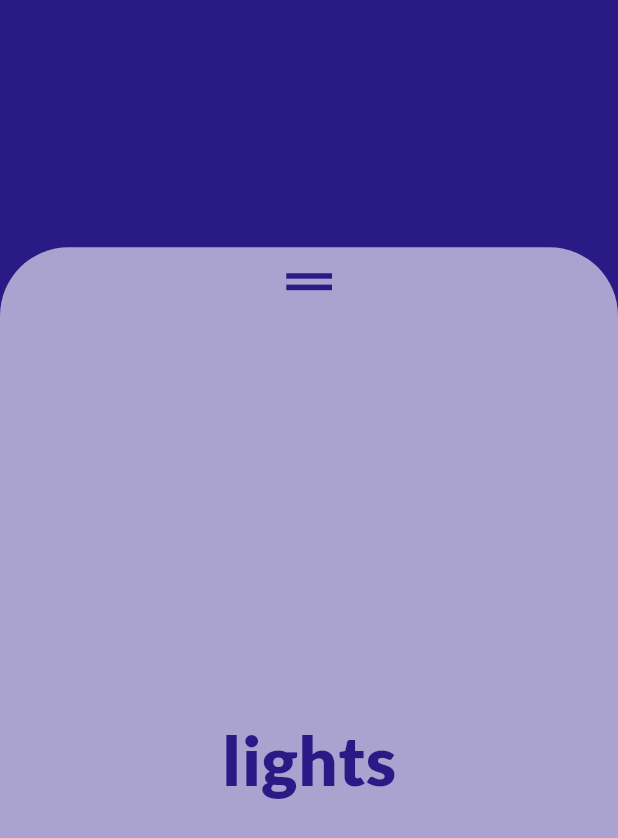
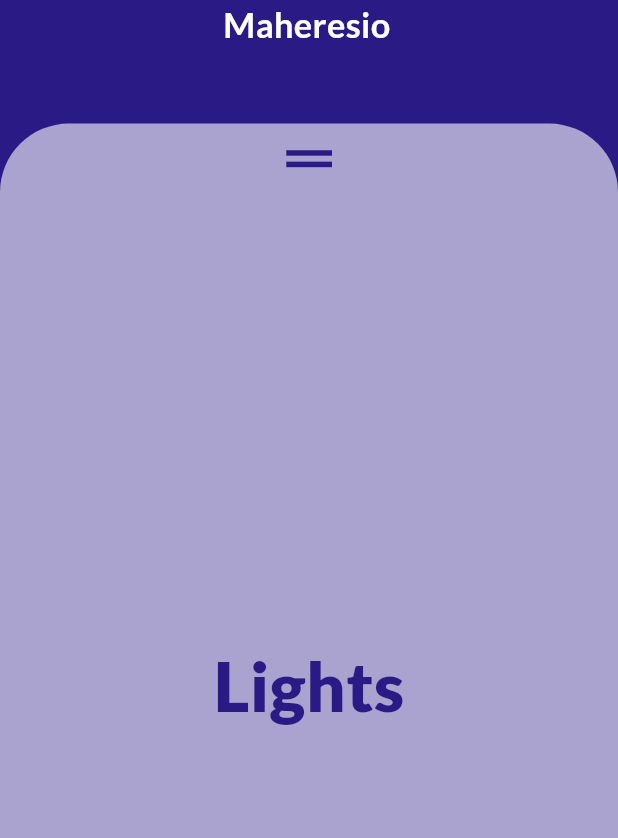
Before and after one commit to Maheresio/hidden_menu_challenge, a Flutter app: the screen it shows after launch, after a tap on "Lights", on a phone screen of 412 x 824 dp. Shown: the top 838 px of the screen. Run offline on Flutter 3.47's test engine with Material 3 defaults, Android fonts, the phone set to English and light mode, and no system bars; our stand-ins replace flutter_screenutil, google_fonts.

Commit message:
Feature UI Done

```diff
--- a/lib/core/utils/app_colors.dart
+++ b/lib/core/utils/app_colors.dart
@@ -1,12 +1,7 @@
 import 'package:flutter/material.dart';
 
 abstract class AppColors {
-  static const Color lightBlue = Color(0xffdee6f3);
   static const Color darkBlue = Color.fromARGB(255, 52, 29, 153);
   static const Color blue = Color.fromARGB(255, 42, 26, 134);
-  static const Color lightBlack = Color(0xff201F22);
   static const Color white = Color(0xffffffff);
-  static const Color lightGrey = Color(0xfff1f3f6);
-  static const Color mediumGrey = Color(0xffe5e7ea);
-  static const Color darkGrey = Color(0xffa3a6a9);
 }
--- a/lib/core/utils/app_constants.dart
+++ b/lib/core/utils/app_constants.dart
@@ -1,7 +1,15 @@
 import 'package:flutter/material.dart';
-import 'package:hidden_menu_challenge/presentation/controller/menu_provider.dart';
+import 'package:flutter_screenutil/flutter_screenutil.dart';
+import 'package:hidden_menu_challenge/home/presentation/controller/menu_provider.dart';
 
 abstract class AppConstants {
+  static double circularRadius40 = 40.r;
+
+  static double screenHeight = 1.sh;
+  static double dragContainerMaxHeight = screenHeight * .9;
+  static double dragContainerMinHeight = 75.h;
+
+
   static const List<({String label, IconData icon, ItemStatus itemStatus})>
       itemsList = [
     (
--- /dev/null
+++ b/lib/core/utils/helpers/animations_method.dart
@@ -0,0 +1,56 @@
+import 'package:flutter/material.dart';
+
+import '../app_constants.dart';
+
+Map<String, Animation> createAnimations(
+    int index, AnimationController controller) {
+  final animationDelay = index / AppConstants.itemsList.length;
+
+  final slideAnimation = Tween<Offset>(
+    begin: Offset(0, 1), // Start offscreen (below)
+    end: Offset(0, 0), // Move to original position
+  ).animate(
+    CurvedAnimation(
+      parent: controller,
+      curve: Interval(
+        animationDelay,
+        (animationDelay + 1 / AppConstants.itemsList.length).clamp(0.0, 1.0),
+        curve: Curves.easeInOut,
+      ),
+    ),
+  );
+
+  final fadeAnimation = Tween<double>(
+    begin: 0, // Start fully transparent
+    end: 1, // End fully opaque
+  ).animate(
+    CurvedAnimation(
+      parent: controller,
+      curve: Interval(
+        animationDelay,
+        (animationDelay + 1 / AppConstants.itemsList.length).clamp(0.0, 1.0),
+        curve: Curves.easeInOut,
+      ),
+    ),
+  );
+
+  final scaleAnimation = Tween<double>(
+    begin: 0.5, // Start scaled down
+    end: 1, // End at normal scale
+  ).animate(
+    CurvedAnimation(
+      parent: controller,
+      curve: Interval(
+        animationDelay,
+        (animationDelay + 1 / AppConstants.itemsList.length).clamp(0.0, 1.0),
+        curve: Curves.easeInOut,
+      ),
+    ),
+  );
+
+  return {
+    'slide': slideAnimation,
+    'fade': fadeAnimation,
+    'scale': scaleAnimation,
+  };
+}
--- a/lib/presentation/controller/menu_provider.dart
+++ b/lib/home/presentation/controller/menu_provider.dart
@@ -1,5 +1,6 @@
 import 'package:flutter/material.dart';
 import 'package:flutter_screenutil/flutter_screenutil.dart';
+import 'package:hidden_menu_challenge/core/utils/app_constants.dart';
 
 enum ItemStatus {
   lights,
@@ -12,25 +13,29 @@ enum ItemStatus {
 
 class MenuProvider extends ChangeNotifier {
   //selected value for the text in the draggable container
-  var selectedValue = ItemStatus.aircon;
+  var selectedValue = AppConstants.itemsList[0].itemStatus;
+  int index = 0;
 
   void selectValue(ItemStatus itemStatus) {
     selectedValue = itemStatus;
+    index = itemStatus.index;
 
     notifyListeners();
   }
 
   double dragContainerHeight = 75.h;
 
-  final maxHeight = 1.sh * .8;
-  final minHeight = 75.h;
-
   void setDragContainerHeightToMax() {
-    dragContainerHeight = maxHeight;
+    dragContainerHeight = AppConstants.dragContainerMaxHeight;
 
     notifyListeners();
   }
 
+  void setDragContainerHeightToMin() {
+    dragContainerHeight = AppConstants.dragContainerMinHeight;
+
+    notifyListeners();
+  }
 // Track if the button was pressed
 
   bool isPressed = false;
@@ -48,15 +53,9 @@ class MenuProvider extends ChangeNotifier {
   // Update the height of the draggable container
   void onPadUpdate(DragUpdateDetails details) {
     dragContainerHeight -= details.delta.dy;
-    dragContainerHeight = dragContainerHeight.clamp(75.h, maxHeight);
+    dragContainerHeight =
+        dragContainerHeight.clamp(75.h, AppConstants.dragContainerMaxHeight);
     notifyListeners();
   }
 
-  void updateAnimation(AnimationController controller) {
-    final progress =
-        (dragContainerHeight - minHeight) / (maxHeight - minHeight);
-
-    // Invert the progress for reverse behavior
-    controller.value = 1 - progress.clamp(0.0, 1.0);
-  }
 }
--- /dev/null
+++ b/lib/home/presentation/views/home_view_body.dart
@@ -0,0 +1,102 @@
+import 'package:flutter/material.dart';
+import 'package:flutter/scheduler.dart';
+import 'package:flutter_screenutil/flutter_screenutil.dart';
+import 'package:hidden_menu_challenge/core/utils/app_constants.dart';
+import 'package:hidden_menu_challenge/home/presentation/views/widgets/drag_container.dart';
+import 'package:provider/provider.dart';
+import 'widgets/animated_list_view.dart';
+import '../controller/menu_provider.dart';
+
+class HomeViewBody extends StatefulWidget {
+  const HomeViewBody({super.key});
+
+  @override
+  State<HomeViewBody> createState() => _HomeViewBodyState();
+}
+
+class _HomeViewBodyState extends State<HomeViewBody>
+    with SingleTickerProviderStateMixin {
+  late AnimationController _controller;
+
+  @override
+  void initState() {
+    super.initState();
+    _controller = AnimationController(
+      vsync: this,
+      duration: Duration(seconds: 1),
+    )..forward(from: 0);
+  }
+
+  @override
+  void dispose() {
+    _controller.dispose();
+    super.dispose();
+  }
+
+  void _updateAnimation(double height) {
+    final progress = (height - AppConstants.dragContainerMinHeight) /
+        (AppConstants.dragContainerMaxHeight -
+            AppConstants.dragContainerMinHeight);
+
+    // AppConstants.dragContainerMaxHeightert the progress for reverse behavior
+    _controller.value = 1 - progress.clamp(0.0, 1.0);
+  }
+
+  @override
+  Widget build(BuildContext context) {
+    final provider = context.watch<MenuProvider>();
+
+    // Listen to changes in the container height
+    if (provider.isPressed) {
+      _controller.reverse(from: .8);
+
+      // Use a post-frame callback to reset the flag after the current frame
+      SchedulerBinding.instance.addPostFrameCallback((_) {
+        provider.resetIsPressed();
+      });
+    }
+
+    return GestureDetector(
+      onTap: () {
+        if (provider.dragContainerHeight >
+            AppConstants.dragContainerMinHeight) {
+          provider.setDragContainerHeightToMin();
+          _controller.forward(from: .2);
+        }
+      },
+      behavior:
+          HitTestBehavior.opaque, // Ensures the tap is detected in empty areas
+      child: Stack(
+        children: [
+          Padding(
+            padding: EdgeInsetsDirectional.only(
+              start: 14.w,
+              end: 14.w,
+              top: 50.h,
+            ),
+            child: AnimatedListView(controller: _controller),
+          ),
+          DragContainer(
+            provider: provider,
+            controller: _controller,
+            updateAnimation: _updateAnimation,
+          ),
+          Positioned.directional(
+            textDirection: TextDirection.ltr,
+            start:130.w,
+            end: 0,
+            top: 0,
+            child: Text(
+              'Maheresio',
+              style: TextStyle(
+                fontSize: 20.sp,
+                fontWeight: FontWeight.bold,
+                color: Colors.white,
+              ),
+            ),
+          ),
+        ],
+      ),
+    );
+  }
+}
--- /dev/null
+++ b/lib/home/presentation/views/widgets/animated_list_view.dart
@@ -0,0 +1,46 @@
+import 'package:flutter/material.dart';
+import 'package:flutter_screenutil/flutter_screenutil.dart';
+
+import '../../../../core/utils/app_constants.dart';
+import '../../../../core/utils/helpers/animations_method.dart';
+import 'listview_item.dart';
+
+class AnimatedListView extends StatelessWidget {
+  const AnimatedListView({
+    super.key,
+    required this.controller,
+  });
+
+  final AnimationController controller;
+
+  @override
+  Widget build(BuildContext context) {
+    return ListView.separated(
+      physics: BouncingScrollPhysics(),
+      itemBuilder: (context, index) {
+        final animations = createAnimations(index, controller);
+
+        return AnimatedBuilder(
+          animation: controller,
+          builder: (context, child) {
+            return Transform.translate(
+              offset: animations['slide']!.value,
+              child: Opacity(
+                opacity: animations['fade']!.value,
+                child: Transform.scale(
+                  scale: animations['scale']!.value,
+                  child: ListviewItem(
+                    index: index,
+                    controller: controller,
+                  ),
+                ),
+              ),
+            );
+          },
+        );
+      },
+      separatorBuilder: (context, index) => SizedBox(height: 10.h),
+      itemCount: AppConstants.itemsList.length,
+    );
+  }
+}
--- /dev/null
+++ b/lib/home/presentation/views/widgets/drag_container.dart
@@ -0,0 +1,77 @@
+import 'package:flutter/material.dart';
+import 'package:flutter_screenutil/flutter_screenutil.dart';
+import 'package:hidden_menu_challenge/core/utils/app_constants.dart';
+import 'package:hidden_menu_challenge/home/presentation/controller/menu_provider.dart';
+
+import '../../../../core/utils/app_colors.dart';
+
+class DragContainer extends StatelessWidget {
+  const DragContainer({
+    super.key,
+    required this.provider,
+    required this.controller,
+    required this.updateAnimation,
+  });
+
+  final MenuProvider provider;
+  final AnimationController controller;
+  final Function(double) updateAnimation;
+
+  @override
+  Widget build(BuildContext context) {
+    return AnimatedPositionedDirectional(
+      duration: Duration(milliseconds: 400),
+      curve: Curves.linear,
+      bottom: 0,
+      start: 0,
+      end: 0,
+      height: provider.dragContainerHeight,
+      child: GestureDetector(
+        onPanUpdate: (details) {
+          // Update the container height
+          provider.onPadUpdate(details);
+
+          // Trigger the animation
+          updateAnimation(provider.dragContainerHeight);
+        },
+        onPanEnd: (details) {
+          // Pause the animation when the drag ends
+          controller.stop();
+        },
+        child: Container(
+          decoration: BoxDecoration(
+            color: Colors.white60,
+            borderRadius: BorderRadius.only(
+              topLeft: Radius.circular(AppConstants.circularRadius40),
+              topRight: Radius.circular(AppConstants.circularRadius40),
+            ),
+          ),
+          child: LayoutBuilder(
+            builder: (context, constraints) {
+              return Column(
+                spacing: constraints.maxHeight * .4, // Use spacing attribute
+                children: [
+                  Icon(
+                    Icons.drag_handle_outlined,
+                    size: 40.w,
+                    color: AppColors.blue,
+                  ),
+                  Expanded(
+                    child: Text(
+                      AppConstants.itemsList[provider.index].label,
+                      style: TextStyle(
+                        fontWeight: FontWeight.w900,
+                        fontSize: 40.sp,
+                        color: AppColors.blue,
+                      ),
+                    ),
+                  ),
+                ],
+              );
+            },
+          ),
+        ),
+      ),
+    );
+  }
+}
--- a/lib/presentation/views/widgets/listview_item.dart
+++ b/lib/home/presentation/views/widgets/listview_item.dart
@@ -1,22 +1,24 @@
 import 'package:flutter/material.dart';
 import 'package:flutter_screenutil/flutter_screenutil.dart';
-import 'package:hidden_menu_challenge/presentation/controller/menu_provider.dart';
+import 'package:hidden_menu_challenge/home/presentation/controller/menu_provider.dart';
 import 'package:provider/provider.dart';
 
-import '../../../core/utils/app_colors.dart';
-import '../../../core/utils/app_constants.dart';
+import '../../../../core/utils/app_colors.dart';
+import '../../../../core/utils/app_constants.dart';
 
 class ListviewItem extends StatelessWidget {
-  const ListviewItem({super.key, required this.index});
+  const ListviewItem(
+      {super.key, required this.index, required this.controller});
 
   final int index;
+  final AnimationController controller;
 
   @override
   Widget build(BuildContext context) {
     final provider = context.watch<MenuProvider>();
     return ConstrainedBox(
       constraints: BoxConstraints(
-        minHeight: 75.h,
+        minHeight: AppConstants.dragContainerMinHeight,
       ),
       child: GestureDetector(
         onTap: () {
--- a/lib/main.dart
+++ b/lib/main.dart
@@ -1,8 +1,8 @@
 import 'package:flutter/material.dart';
 import 'package:flutter_screenutil/flutter_screenutil.dart';
 import 'package:google_fonts/google_fonts.dart';
-import 'package:hidden_menu_challenge/presentation/controller/menu_provider.dart';
-import 'package:hidden_menu_challenge/presentation/views/home_view.dart';
+import 'package:hidden_menu_challenge/home/presentation/controller/menu_provider.dart';
+import 'package:hidden_menu_challenge/home/presentation/views/home_view.dart';
 import 'package:provider/provider.dart';
 
 
--- a/lib/presentation/views/home_view_body.dart
+++ /dev/null
@@ -1,195 +0,0 @@
-import 'package:flutter/material.dart';
-import 'package:flutter/scheduler.dart';
-import 'package:flutter_screenutil/flutter_screenutil.dart';
-import 'package:provider/provider.dart';
-import '../../core/utils/app_colors.dart';
-import '../../core/utils/app_constants.dart';
-import 'widgets/listview_item.dart';
-import '../controller/menu_provider.dart';
-
-class HomeViewBody extends StatefulWidget {
-  const HomeViewBody({super.key});
-
-  @override
-  State<HomeViewBody> createState() => _HomeViewBodyState();
-}
-
-class _HomeViewBodyState extends State<HomeViewBody>
-    with SingleTickerProviderStateMixin {
-
-  late AnimationController _controller;
-
-  @override
-  void initState() {
-    super.initState();
-    _controller = AnimationController(
-      vsync: this,
-      duration: Duration(milliseconds: 500),
-    )..forward();
-  }
-
-  @override
-  void dispose() {
-    _controller.dispose();
-    super.dispose();
-  }
-
-  void _updateAnimation(double height) {
-    final maxHeight =
-        MediaQuery.of(context).size.height * 0.8; // Maximum height
-    final minHeight = 75.h; // Minimum height
-    final progress = (height - minHeight) / (maxHeight - minHeight);
-
-    // Invert the progress for reverse behavior
-    _controller.value = 1 - progress.clamp(0.0, 1.0);
-  }
-
-  @override
-  Widget build(BuildContext context) {
-    final provider = context.watch<MenuProvider>();
-
-    // Listen to changes in the container height
-    if (provider.isPressed) {
-      _updateAnimation(provider.dragContainerHeight);
-
-      // Use a post-frame callback to reset the flag after the current frame
-      SchedulerBinding.instance.addPostFrameCallback((_) {
-        provider.resetIsPressed();
-      });
-    }
-
-    return Stack(
-      children: [
-        Padding(
-          padding:
-              EdgeInsetsDirectional.only(start: 14.w, end: 14.w, top: 50.h),
-          child: ListView.separated(
-            physics: BouncingScrollPhysics(),
-            itemBuilder: (context, index) {
-              final animationDelay = index / AppConstants.itemsList.length;
-              final slideAnimation = Tween<Offset>(
-                begin: Offset(0, 1), // Start offscreen (below)
-                end: Offset(0, 0), // Move to original position
-              ).animate(
-                CurvedAnimation(
-                  parent: _controller,
-                  curve: Interval(
-                    animationDelay,
-                    (animationDelay + 1 / AppConstants.itemsList.length)
-                        .clamp(0.0, 1.0),
-                    curve: Curves.easeInOut,
-                  ),
-                ),
-              );
-
-              final fadeAnimation = Tween<double>(
-                begin: 0, // Start fully transparent
-                end: 1, // End fully opaque
-              ).animate(
-                CurvedAnimation(
-                  parent: _controller,
-                  curve: Interval(
-                    animationDelay,
-                    (animationDelay + 1 / AppConstants.itemsList.length)
-                        .clamp(0.0, 1.0),
-                    curve: Curves.easeInOut,
-                  ),
-                ),
-              );
-
-              final scaleAnimation = Tween<double>(
-                begin: 0.5, // Start scaled down
-                end: 1, // End at normal scale
-              ).animate(
-                CurvedAnimation(
-                  parent: _controller,
-                  curve: Interval(
-                    animationDelay,
-                    (animationDelay + 1 / AppConstants.itemsList.length)
-                        .clamp(0.0, 1.0),
-                    curve: Curves.easeInOut,
-                  ),
-                ),
-              );
-
-              return AnimatedBuilder(
-                animation: _controller,
-                builder: (context, child) {
-                  return Transform.translate(
-                    offset: slideAnimation.value,
-                    child: Opacity(
-                      opacity: fadeAnimation.value,
-                      child: Transform.scale(
-                        scale: scaleAnimation.value,
-                        child: ListviewItem(
-                          index: index,
-                        ),
-                      ),
-                    ),
-                  );
-                },
-              );
-            },
-            separatorBuilder: (context, index) => SizedBox(height: 10.h),
-            itemCount: AppConstants.itemsList.length,
-          ),
-        ),
-        AnimatedPositionedDirectional(
-          duration: Duration(milliseconds: 400),
-          curve: Curves.linearToEaseOut,
-          bottom: 0,
-          start: 0,
-          end: 0,
-          height: provider.dragContainerHeight,
-          child: GestureDetector(
-            onPanUpdate: (details) {
-              // Update the container height
-              provider.onPadUpdate(details);
-
-              // Trigger the animation
-              _updateAnimation(provider.dragContainerHeight);
-            },
-            onPanEnd: (details) {
-              // Pause the animation when the drag ends
-              _controller.stop();
-            },
-            child: Container(
-              decoration: BoxDecoration(
-                color: Colors.white60,
-                borderRadius: BorderRadius.only(
-                  topLeft: Radius.circular(40.r),
-                  topRight: Radius.circular(40.r),
-                ),
-              ),
-              child: LayoutBuilder(
-                builder: (context, constraints) {
-                  return Column(
-                    spacing:
-                        constraints.maxHeight * .4, // Use spacing attribute
-                    children: [
-                      Icon(
-                        Icons.drag_handle_outlined,
-                        size: 40.w,
-                        color: AppColors.blue,
-                      ),
-                      Expanded(
-                        child: Text(
-                          provider.selectedValue.name,
-                          style: TextStyle(
-                            fontWeight: FontWeight.w900,
-                            fontSize: 40.sp,
-                            color: AppColors.blue,
-                          ),
-                        ),
-                      ),
-                    ],
-                  );
-                },
-              ),
-            ),
-          ),
-        ),
-      ],
-    );
-  }
-}
```
Also changed, not shown: lib/home/presentation/views/home_view.dart (renamed from lib/presentation/views/home_view.dart), 1 other file.
